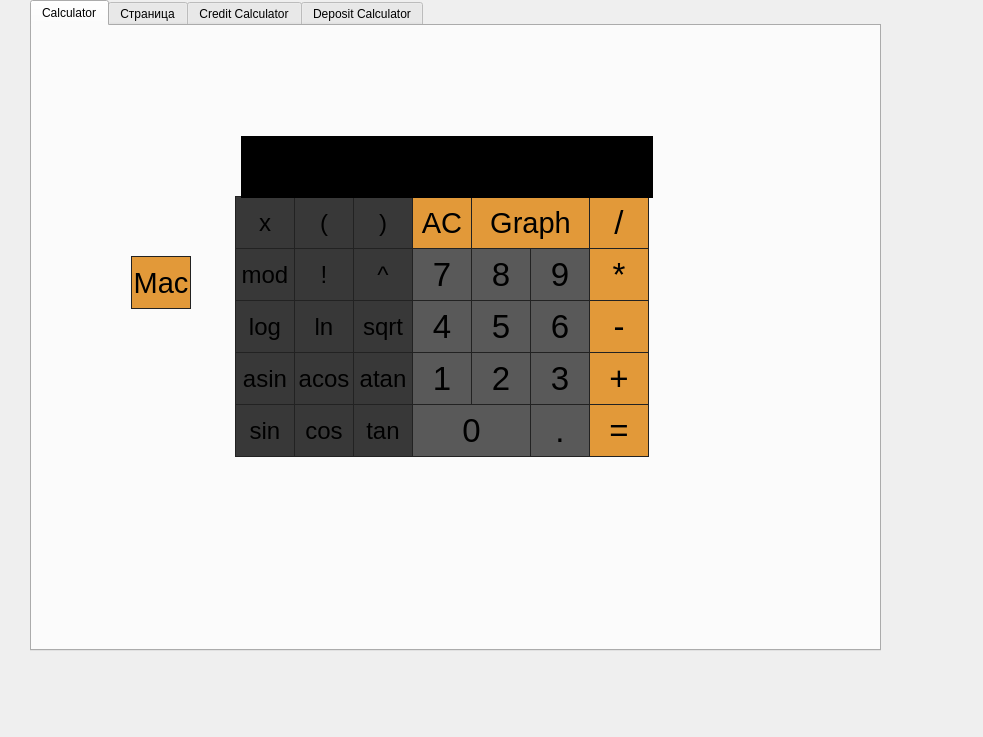
Before: the Qt Designer form src/SmartCalc/Views/MacCalc.ui in rozhnof/SmartCalc, drawn with Qt 5.
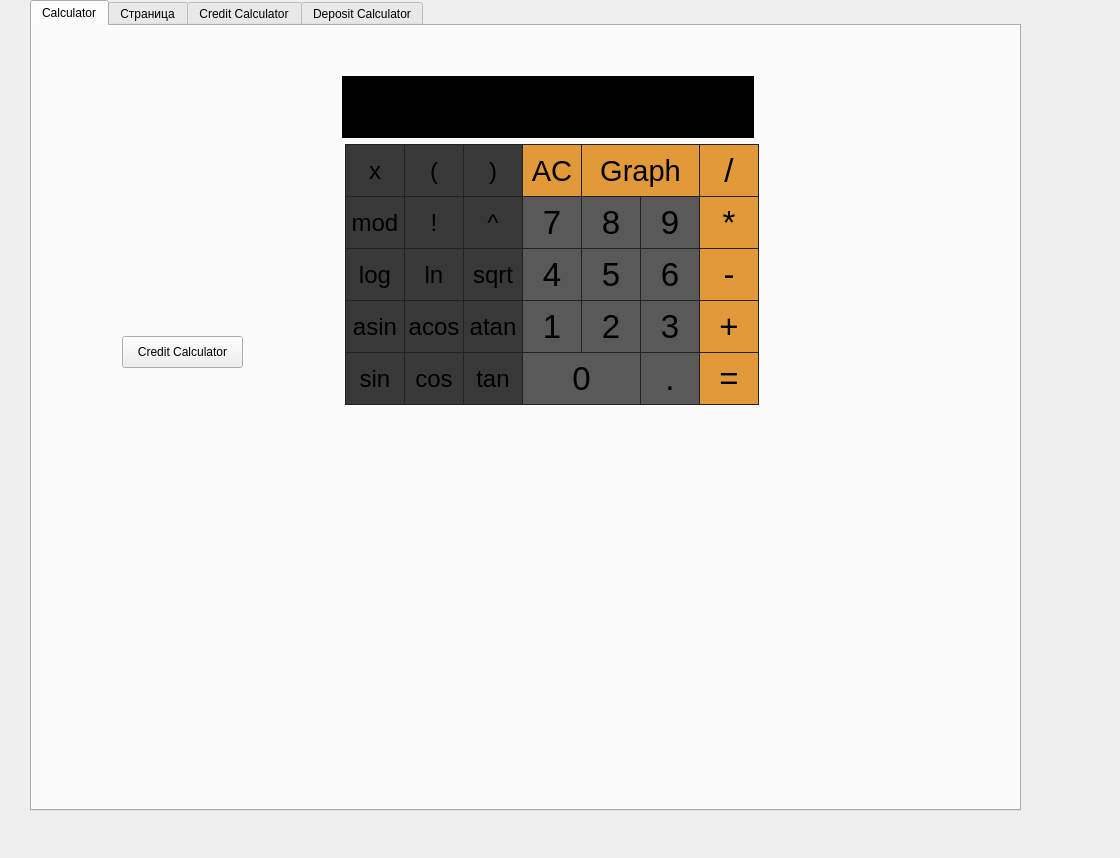
After: the same form once the commit is applied. The open tabs and pages were chosen to show the change.

```diff
--- a/src/SmartCalc/Views/MacCalc.ui
+++ b/src/SmartCalc/Views/MacCalc.ui
@@ -6,8 +6,8 @@
    <rect>
     <x>0</x>
     <y>0</y>
-    <width>983</width>
-    <height>737</height>
+    <width>1120</width>
+    <height>858</height>
    </rect>
   </property>
   <property name="minimumSize">
@@ -31,8 +31,8 @@
      <rect>
       <x>30</x>
       <y>0</y>
-      <width>851</width>
-      <height>651</height>
+      <width>991</width>
+      <height>811</height>
      </rect>
     </property>
     <property name="currentIndex">
@@ -45,8 +45,8 @@
      <widget class="QPushButton" name="ButtonGetResult">
       <property name="geometry">
        <rect>
-        <x>557</x>
-        <y>378</y>
+        <x>667</x>
+        <y>326</y>
         <width>60</width>
         <height>53</height>
        </rect>
@@ -84,8 +84,8 @@
      <widget class="QPushButton" name="ButtonDrawGraph">
       <property name="geometry">
        <rect>
-        <x>439</x>
-        <y>170</y>
+        <x>549</x>
+        <y>118</y>
         <width>119</width>
         <height>53</height>
        </rect>
@@ -123,8 +123,8 @@
      <widget class="QPushButton" name="ButtonCos">
       <property name="geometry">
        <rect>
-        <x>262</x>
-        <y>378</y>
+        <x>372</x>
+        <y>326</y>
         <width>60</width>
         <height>53</height>
        </rect>
@@ -162,8 +162,8 @@
      <widget class="QPushButton" name="ButtonLog">
       <property name="geometry">
        <rect>
-        <x>203</x>
-        <y>274</y>
+        <x>313</x>
+        <y>222</y>
         <width>60</width>
         <height>53</height>
        </rect>
@@ -201,8 +201,8 @@
      <widget class="QPushButton" name="ButtonTan">
       <property name="geometry">
        <rect>
-        <x>321</x>
-        <y>378</y>
+        <x>431</x>
+        <y>326</y>
         <width>60</width>
         <height>53</height>
        </rect>
@@ -246,8 +246,8 @@
      <widget class="QPushButton" name="Button5">
       <property name="geometry">
        <rect>
-        <x>439</x>
-        <y>274</y>
+        <x>549</x>
+        <y>222</y>
         <width>60</width>
         <height>53</height>
        </rect>
@@ -285,8 +285,8 @@
      <widget class="QPushButton" name="ButtonAcos">
       <property name="geometry">
        <rect>
-        <x>262</x>
-        <y>326</y>
+        <x>372</x>
+        <y>274</y>
         <width>60</width>
         <height>53</height>
        </rect>
@@ -324,8 +324,8 @@
      <widget class="QPushButton" name="Button3">
       <property name="geometry">
        <rect>
-        <x>498</x>
-        <y>326</y>
+        <x>608</x>
+        <y>274</y>
         <width>60</width>
         <height>53</height>
        </rect>
@@ -363,8 +363,8 @@
      <widget class="QPushButton" name="Button8">
       <property name="geometry">
        <rect>
-        <x>439</x>
-        <y>222</y>
+        <x>549</x>
+        <y>170</y>
         <width>60</width>
         <height>53</height>
        </rect>
@@ -402,8 +402,8 @@
      <widget class="QPushButton" name="Button0">
       <property name="geometry">
        <rect>
-        <x>380</x>
-        <y>378</y>
+        <x>490</x>
+        <y>326</y>
         <width>119</width>
         <height>53</height>
        </rect>
@@ -441,8 +441,8 @@
      <widget class="QPushButton" name="ButtonPow">
       <property name="geometry">
        <rect>
-        <x>321</x>
-        <y>222</y>
+        <x>431</x>
+        <y>170</y>
         <width>60</width>
         <height>53</height>
        </rect>
@@ -480,8 +480,8 @@
      <widget class="QPushButton" name="ButtonFactorial">
       <property name="geometry">
        <rect>
-        <x>262</x>
-        <y>222</y>
+        <x>372</x>
+        <y>170</y>
         <width>60</width>
         <height>53</height>
        </rect>
@@ -519,8 +519,8 @@
      <widget class="QPushButton" name="ButtonAsin">
       <property name="geometry">
        <rect>
-        <x>203</x>
-        <y>326</y>
+        <x>313</x>
+        <y>274</y>
         <width>60</width>
         <height>53</height>
        </rect>
@@ -558,8 +558,8 @@
      <widget class="QPushButton" name="ButtonSub">
       <property name="geometry">
        <rect>
-        <x>557</x>
-        <y>274</y>
+        <x>667</x>
+        <y>222</y>
         <width>60</width>
         <height>53</height>
        </rect>
@@ -597,8 +597,8 @@
      <widget class="QPushButton" name="ButtonLn">
       <property name="geometry">
        <rect>
-        <x>262</x>
-        <y>274</y>
+        <x>372</x>
+        <y>222</y>
         <width>60</width>
         <height>53</height>
        </rect>
@@ -636,8 +636,8 @@
      <widget class="QPushButton" name="ButtonAC">
       <property name="geometry">
        <rect>
-        <x>380</x>
-        <y>170</y>
+        <x>490</x>
+        <y>118</y>
         <width>60</width>
         <height>53</height>
        </rect>
@@ -675,8 +675,8 @@
      <widget class="QPushButton" name="ButtonCloseBracket">
       <property name="geometry">
        <rect>
-        <x>321</x>
-        <y>170</y>
+        <x>431</x>
+        <y>118</y>
         <width>60</width>
         <height>53</height>
        </rect>
@@ -714,8 +714,8 @@
      <widget class="QPushButton" name="ButtonMul">
       <property name="geometry">
        <rect>
-        <x>557</x>
-        <y>222</y>
+        <x>667</x>
+        <y>170</y>
         <width>60</width>
         <height>53</height>
        </rect>
@@ -753,8 +753,8 @@
      <widget class="QPushButton" name="ButtonSin">
       <property name="geometry">
        <rect>
-        <x>203</x>
-        <y>378</y>
+        <x>313</x>
+        <y>326</y>
         <width>60</width>
         <height>53</height>
        </rect>
@@ -792,8 +792,8 @@
      <widget class="QPushButton" name="ButtonX">
       <property name="geometry">
        <rect>
-        <x>203</x>
-        <y>170</y>
+        <x>313</x>
+        <y>118</y>
         <width>60</width>
         <height>53</height>
        </rect>
@@ -831,8 +831,8 @@
      <widget class="QPushButton" name="Button2">
       <property name="geometry">
        <rect>
-        <x>439</x>
-        <y>326</y>
+        <x>549</x>
+        <y>274</y>
         <width>60</width>
         <height>53</height>
        </rect>
@@ -870,8 +870,8 @@
      <widget class="QPushButton" name="Button9">
       <property name="geometry">
        <rect>
-        <x>498</x>
-        <y>222</y>
+        <x>608</x>
+        <y>170</y>
         <width>60</width>
         <height>53</height>
        </rect>
@@ -909,8 +909,8 @@
      <widget class="QPushButton" name="Button4">
       <property name="geometry">
        <rect>
-        <x>380</x>
-        <y>274</y>
+        <x>490</x>
+        <y>222</y>
         <width>60</width>
         <height>53</height>
        </rect>
@@ -948,8 +948,8 @@
      <widget class="QPushButton" name="ButtonAtan">
       <property name="geometry">
        <rect>
-        <x>321</x>
-        <y>326</y>
+        <x>431</x>
+        <y>274</y>
         <width>60</width>
         <height>53</height>
        </rect>
@@ -987,8 +987,8 @@
      <widget class="QPushButton" name="ButtonSqrt">
       <property name="geometry">
        <rect>
-        <x>321</x>
-        <y>274</y>
+        <x>431</x>
+        <y>222</y>
         <width>60</width>
         <height>53</height>
        </rect>
@@ -1026,8 +1026,8 @@
      <widget class="QPushButton" name="Button7">
       <property name="geometry">
        <rect>
-        <x>380</x>
-        <y>222</y>
+        <x>490</x>
+        <y>170</y>
         <width>60</width>
         <height>53</height>
        </rect>
@@ -1065,8 +1065,8 @@
      <widget class="QPushButton" name="ButtonSum">
       <property name="geometry">
        <rect>
-        <x>557</x>
-        <y>326</y>
+        <x>667</x>
+        <y>274</y>
         <width>60</width>
         <height>53</height>
        </rect>
@@ -1104,8 +1104,8 @@
      <widget class="QPushButton" name="Button6">
       <property name="geometry">
        <rect>
-        <x>498</x>
-        <y>274</y>
+        <x>608</x>
+        <y>222</y>
         <width>60</width>
         <height>53</height>
        </rect>
@@ -1143,8 +1143,8 @@
      <widget class="QPushButton" name="ButtonDot">
       <property name="geometry">
        <rect>
-        <x>498</x>
-        <y>378</y>
+        <x>608</x>
+        <y>326</y>
         <width>60</width>
         <height>53</height>
        </rect>
@@ -1182,8 +1182,8 @@
      <widget class="QPushButton" name="Button1">
       <property name="geometry">
        <rect>
-        <x>380</x>
-        <y>326</y>
+        <x>490</x>
+        <y>274</y>
         <width>60</width>
         <height>53</height>
        </rect>
@@ -1221,8 +1221,8 @@
      <widget class="QPushButton" name="ButtonOpenBracket">
       <property name="geometry">
        <rect>
-        <x>262</x>
-        <y>170</y>
+        <x>372</x>
+        <y>118</y>
         <width>60</width>
         <height>53</height>
        </rect>
@@ -1260,8 +1260,8 @@
      <widget class="QPushButton" name="ButtonMod">
       <property name="geometry">
        <rect>
-        <x>203</x>
-        <y>222</y>
+        <x>313</x>
+        <y>170</y>
         <width>60</width>
         <height>53</height>
        </rect>
@@ -1299,8 +1299,8 @@
      <widget class="QPushButton" name="ButtonDiv">
       <property name="geometry">
        <rect>
-        <x>557</x>
-        <y>170</y>
+        <x>667</x>
+        <y>118</y>
         <width>60</width>
         <height>53</height>
        </rect>
@@ -1338,8 +1338,8 @@
      <widget class="QLabel" name="LabelInput">
       <property name="geometry">
        <rect>
-        <x>209</x>
-        <y>110</y>
+        <x>310</x>
+        <y>50</y>
         <width>412</width>
         <height>62</height>
        </rect>
@@ -1360,40 +1360,14 @@
      <widget class="QPushButton" name="SwitchMode">
       <property name="geometry">
        <rect>
-        <x>99</x>
-        <y>230</y>
-        <width>60</width>
-        <height>53</height>
+        <x>90</x>
+        <y>310</y>
+        <width>121</width>
+        <height>32</height>
        </rect>
       </property>
-      <property name="minimumSize">
-       <size>
-        <width>60</width>
-        <height>10</height>
-       </size>
-      </property>
-      <property name="maximumSize">
-       <size>
-        <width>60</width>
-        <height>100</height>
-       </size>
-      </property>
-      <property name="font">
-       <font>
-        <pointsize>22</pointsize>
-       </font>
-      </property>
-      <property name="styleSheet">
-       <string notr="true">QPushButton {
-	 background-color: rgb(226, 153, 57);
-   border: 1px solid rgb(34, 34, 34);
-}
-QPushButton:pressed {
-    background-color: rgba(255, 165, 2, 130)
-}</string>
-      </property>
       <property name="text">
-       <string>Mac</string>
+       <string>Credit Calculator</string>
       </property>
      </widget>
     </widget>
```
Left out of the diff: 4 changed lines with no effect on the pictures.
